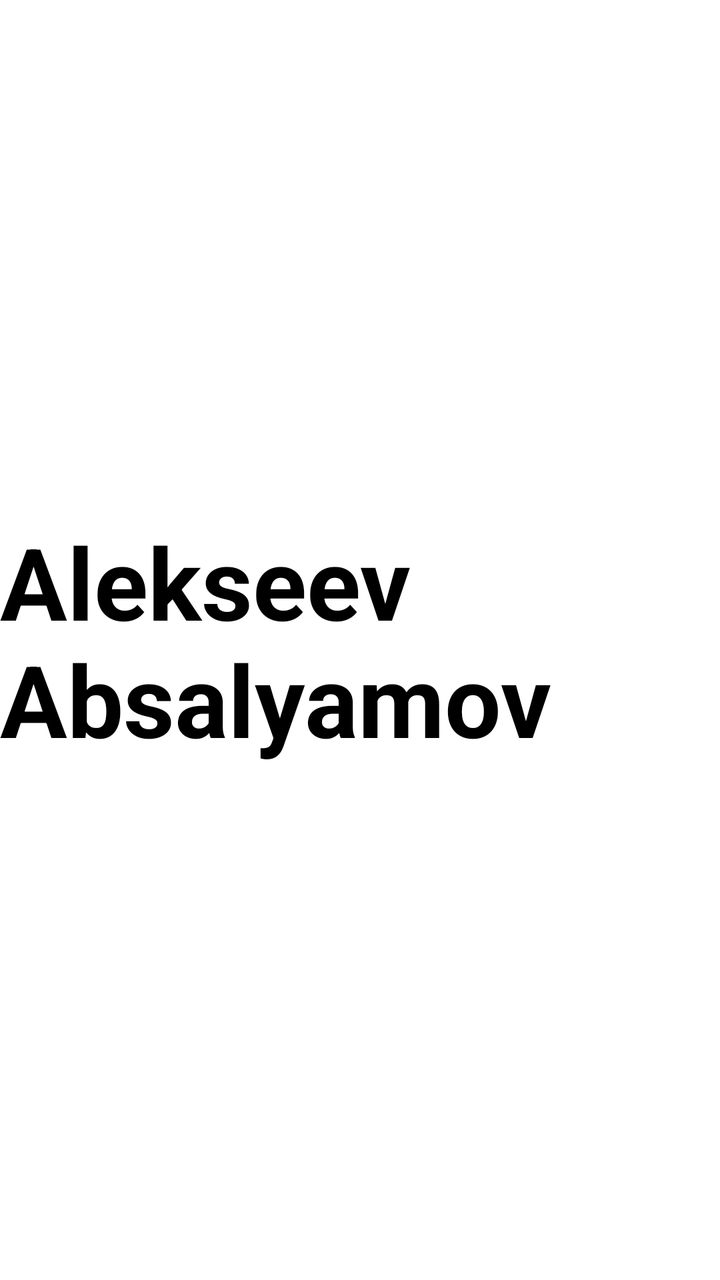
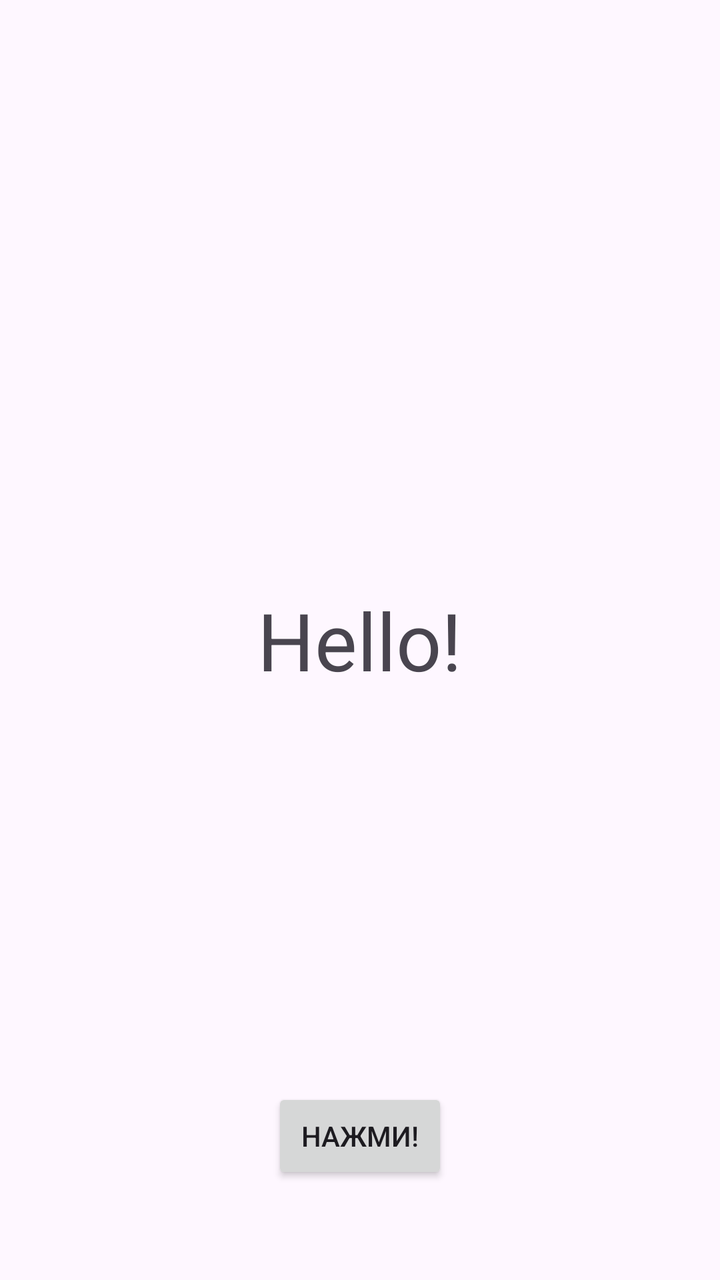

Compare the two renders of this Android layout. The source of the first and the diff that turns it into the second are given below.
<!-- AndroidManifest.xml: application theme Theme.MyApplication -->
<!-- res/layout/activity_helloact.xml -->
<?xml version="1.0" encoding="utf-8"?>
<LinearLayout xmlns:android="http://schemas.android.com/apk/res/android"
    xmlns:tools="http://schemas.android.com/tools"
    android:orientation="vertical"
    android:layout_width="match_parent"
    android:layout_height="match_parent"
    android:gravity="center"
    android:background="#FFFFFF">

    <TextView
        android:id="@+id/textView2"
        android:layout_width="wrap_content"
        android:layout_height="wrap_content"
        android:text="Alekseev
        Absalyamov"
        android:textSize="50sp"
        android:textStyle="bold"
        android:textColor="#000000" />
</LinearLayout>
<!-- resources referenced by this layout -->
<resources>
  <style name="Theme.MyApplication" parent="Base.Theme.MyApplication" />
  <style name="Base.Theme.MyApplication" parent="Theme.Material3.DayNight.NoActionBar">
          
          
      </style>
</resources>

<!-- the commit's change to res/layout/activity_helloact.xml (unified diff, before → after) -->
@@ -1,19 +1,24 @@
 <?xml version="1.0" encoding="utf-8"?>
-<LinearLayout xmlns:android="http://schemas.android.com/apk/res/android"
+<FrameLayout xmlns:android="http://schemas.android.com/apk/res/android"
     xmlns:tools="http://schemas.android.com/tools"
-    android:orientation="vertical"
+    android:id="@+id/main"
     android:layout_width="match_parent"
     android:layout_height="match_parent"
-    android:gravity="center"
-    android:background="#FFFFFF">
+    tools:context=".HelloActivity">
 
     <TextView
-        android:id="@+id/textView2"
+        android:id="@+id/helloText"
         android:layout_width="wrap_content"
         android:layout_height="wrap_content"
-        android:text="Alekseev
-        Absalyamov"
-        android:textSize="50sp"
-        android:textStyle="bold"
-        android:textColor="#000000" />
-</LinearLayout>
+        android:layout_gravity="center"
+        android:text="@string/hello_text"
+        android:textSize="40sp" />
+
+    <Button
+        android:id="@+id/button1"
+        android:layout_width="wrap_content"
+        android:layout_height="wrap_content"
+        android:layout_gravity="bottom|center_horizontal"
+        android:layout_marginBottom="48dp"
+        android:text="@string/btn_press" />
+</FrameLayout>
<!-- resource entries referenced after the edit -->
@@ -1,5 +1,7 @@
 <!-- resources referenced by this layout -->
 <resources>
+  <string name="btn_press">Нажми!</string>
+  <string name="hello_text">Hello!</string>
   <style name="Theme.MyApplication" parent="Base.Theme.MyApplication" />
   <style name="Base.Theme.MyApplication" parent="Theme.Material3.DayNight.NoActionBar">
           
